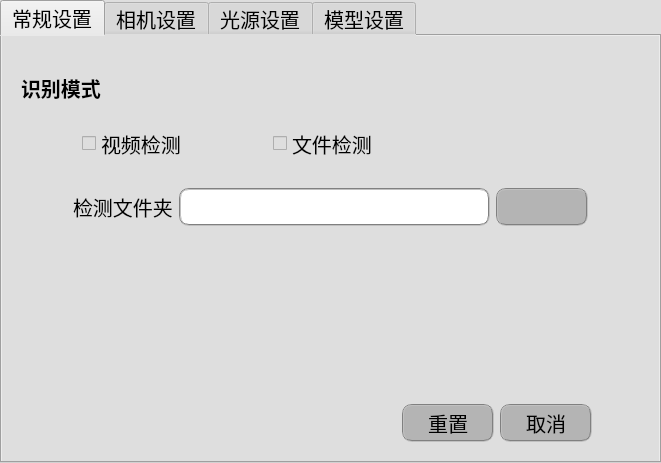
First picture: the form in ConfigWidget.ui, repository shuaih7/ishop_ocr, before the edit.
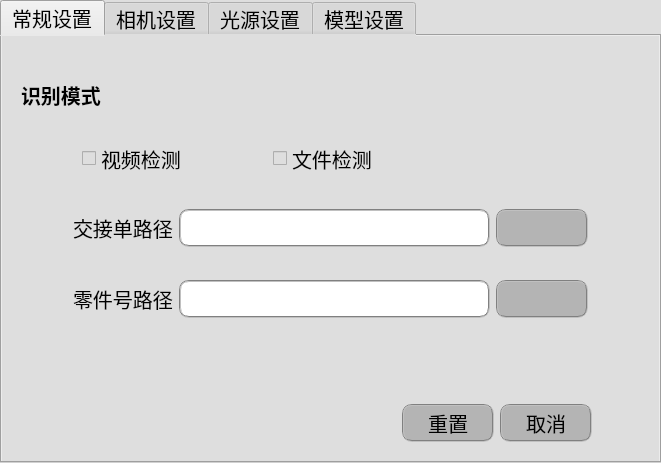
Second picture: the form after the edit. Icons and pictures are not drawn. Custom widgets are drawn as their Qt base class.

```diff
--- a/ConfigWidget.ui
+++ b/ConfigWidget.ui
@@ -46,7 +46,7 @@
    </attribute>
    <layout class="QGridLayout" name="gridLayout_4">
     <item row="0" column="0">
-     <layout class="QVBoxLayout" name="verticalLayout_4" stretch="3,3,1,3,8,3">
+     <layout class="QVBoxLayout" name="verticalLayout_4" stretch="3,3,1,3,1,3,3,3">
       <property name="leftMargin">
        <number>10</number>
       </property>
@@ -159,8 +159,8 @@
         </property>
         <property name="sizeHint" stdset="0">
          <size>
-          <width>20</width>
-          <height>40</height>
+          <width>391</width>
+          <height>13</height>
          </size>
         </property>
        </spacer>
@@ -183,7 +183,7 @@
         <item>
          <widget class="QLabel" name="label_8">
           <property name="text">
-           <string>检测文件夹</string>
+           <string>交接单路径</string>
           </property>
          </widget>
         </item>
@@ -223,6 +223,77 @@
         </item>
        </layout>
       </item>
+      <item>
+       <spacer name="verticalSpacer_8">
+        <property name="orientation">
+         <enum>Qt::Vertical</enum>
+        </property>
+        <property name="sizeHint" stdset="0">
+         <size>
+          <width>391</width>
+          <height>13</height>
+         </size>
+        </property>
+       </spacer>
+      </item>
+      <item>
+       <layout class="QHBoxLayout" name="horizontalLayout_22" stretch="1,1,6,1,1">
+        <item>
+         <spacer name="horizontalSpacer_42">
+          <property name="orientation">
+           <enum>Qt::Horizontal</enum>
+          </property>
+          <property name="sizeHint" stdset="0">
+           <size>
+            <width>40</width>
+            <height>20</height>
+           </size>
+          </property>
+         </spacer>
+        </item>
+        <item>
+         <widget class="QLabel" name="label_9">
+          <property name="text">
+           <string>零件号路径</string>
+          </property>
+         </widget>
+        </item>
+        <item>
+         <widget class="QLineEdit" name="ocrFileLine">
+          <property name="styleSheet">
+           <string notr="true">font-size: 20px;height: 30px;width: 80px; border:2px groove gray;border-radius:10px;padding:2px 4px;background-color:rgb(255,255,255)</string>
+          </property>
+         </widget>
+        </item>
+        <item>
+         <widget class="PushButton" name="ocrFileBtn">
+          <property name="styleSheet">
+           <string notr="true">font-size: 20px;height: 30px;width: 80px; border:2px groove gray;border-radius:10px;padding:2px 4px;background-color:rgb(180,180,180)</string>
+          </property>
+          <property name="text">
+           <string/>
+          </property>
+          <property name="icon">
+           <iconset>
+            <normaloff>../FabricUI/FabricUI/icon/folder_icon.png</normaloff>../FabricUI/FabricUI/icon/folder_icon.png</iconset>
+          </property>
+         </widget>
+        </item>
+        <item>
+         <spacer name="horizontalSpacer_43">
+          <property name="orientation">
+           <enum>Qt::Horizontal</enum>
+          </property>
+          <property name="sizeHint" stdset="0">
+           <size>
+            <width>40</width>
+            <height>20</height>
+           </size>
+          </property>
+         </spacer>
+        </item>
+       </layout>
+      </item>
       <item>
        <spacer name="verticalSpacer_6">
         <property name="orientation">
```
Left out of the diff: 32 changed lines with no effect on the pictures.
